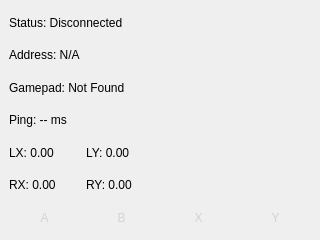
Cenzell/KSU-Storm, file driver_station.ui: the form before one commit.
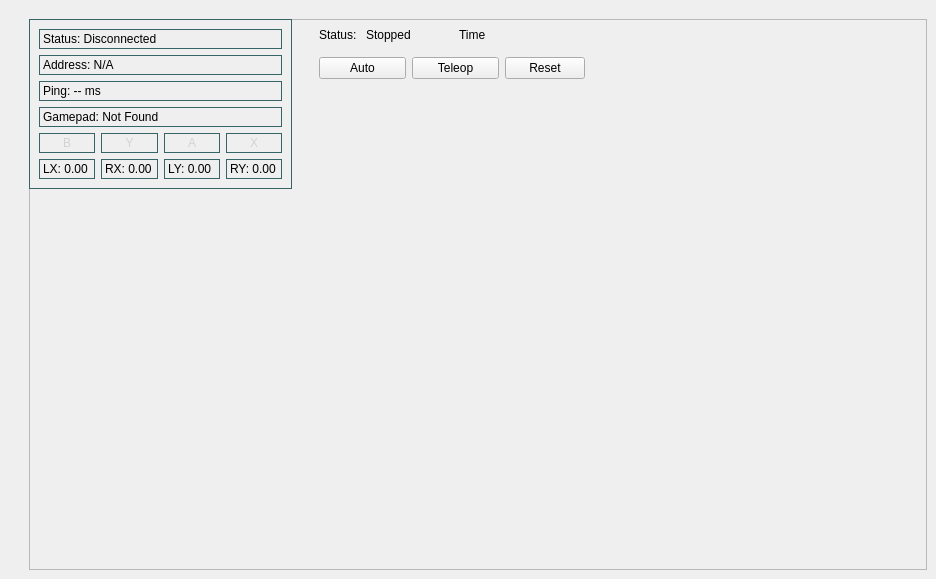
The form after the commit.

Commit message: Split communication code into seperate file + UI changes

Diff of the .ui file:
```diff
--- a/driver_station.ui
+++ b/driver_station.ui
@@ -6,8 +6,8 @@
    <rect>
     <x>0</x>
     <y>0</y>
-    <width>320</width>
-    <height>240</height>
+    <width>936</width>
+    <height>579</height>
    </rect>
   </property>
   <property name="windowTitle">
@@ -15,112 +15,244 @@
   </property>
   <widget class="QWidget" name="centralwidget">
    <layout class="QGridLayout" name="gridLayout">
-    <item row="0" column="0" colspan="2">
+    <item row="0" column="0">
+     <spacer name="verticalSpacer">
+      <property name="orientation">
+       <enum>Qt::Orientation::Vertical</enum>
+      </property>
+      <property name="sizeType">
+       <enum>QSizePolicy::Policy::Fixed</enum>
+      </property>
+      <property name="sizeHint" stdset="0">
+       <size>
+        <width>20</width>
+        <height>10</height>
+       </size>
+      </property>
+     </spacer>
+    </item>
+    <item row="1" column="0">
+     <spacer name="horizontalSpacer">
+      <property name="orientation">
+       <enum>Qt::Orientation::Horizontal</enum>
+      </property>
+      <property name="sizeType">
+       <enum>QSizePolicy::Policy::Fixed</enum>
+      </property>
+      <property name="sizeHint" stdset="0">
+       <size>
+        <width>10</width>
+        <height>20</height>
+       </size>
+      </property>
+     </spacer>
+    </item>
+    <item row="1" column="1">
+     <widget class="QFrame" name="frame">
+      <property name="styleSheet">
+       <string notr="true"/>
+      </property>
+      <property name="frameShape">
+       <enum>QFrame::Shape::StyledPanel</enum>
+      </property>
+      <property name="frameShadow">
+       <enum>QFrame::Shadow::Raised</enum>
+      </property>
+      <widget class="QFrame" name="frame_2">
+       <property name="geometry">
+        <rect>
+         <x>0</x>
+         <y>0</y>
+         <width>263</width>
+         <height>170</height>
+        </rect>
+       </property>
+       <property name="styleSheet">
+        <string notr="true">border:1px solid rgb(55, 100, 102);</string>
+       </property>
+       <property name="frameShape">
+        <enum>QFrame::Shape::StyledPanel</enum>
+       </property>
+       <property name="frameShadow">
+        <enum>QFrame::Shadow::Raised</enum>
+       </property>
+       <layout class="QGridLayout" name="gridLayout_2">
+        <item row="0" column="0">
+         <layout class="QVBoxLayout" name="verticalLayout">
+          <item>
      <widget class="QLabel" name="status_label">
       <property name="text">
        <string>Status: Disconnected</string>
       </property>
      </widget>
     </item>
-    <item row="1" column="0" colspan="2">
+          <item>
      <widget class="QLabel" name="address_label">
       <property name="text">
        <string>Address: N/A</string>
       </property>
      </widget>
     </item>
-    <item row="2" column="0" colspan="2">
-     <widget class="QLabel" name="gamepad_label">
-      <property name="text">
-       <string>Gamepad: Not Found</string>
-      </property>
-     </widget>
-    </item>
-    <item row="3" column="0" colspan="2">
+          <item>
      <widget class="QLabel" name="ping_label">
       <property name="text">
        <string>Ping: -- ms</string>
       </property>
      </widget>
     </item>
-    <item row="4" column="0">
+          <item>
+           <widget class="QLabel" name="gamepad_label">
+            <property name="text">
+             <string>Gamepad: Not Found</string>
+            </property>
+           </widget>
+          </item>
+          <item>
+           <layout class="QHBoxLayout" name="horizontalLayout">
+            <item>
+             <widget class="QLabel" name="button_b_label">
+              <property name="styleSheet">
+               <string notr="true">color: lightgray</string>
+              </property>
+              <property name="text">
+               <string>B</string>
+              </property>
+              <property name="alignment">
+               <set>Qt::AlignmentFlag::AlignCenter</set>
+              </property>
+             </widget>
+            </item>
+            <item>
+             <widget class="QLabel" name="button_y_label">
+              <property name="styleSheet">
+               <string notr="true">color: lightgray</string>
+              </property>
+              <property name="text">
+               <string>Y</string>
+              </property>
+              <property name="alignment">
+               <set>Qt::AlignmentFlag::AlignCenter</set>
+              </property>
+             </widget>
+            </item>
+            <item>
+             <widget class="QLabel" name="button_a_label">
+              <property name="styleSheet">
+               <string notr="true">color: lightgray</string>
+              </property>
+              <property name="text">
+               <string>A</string>
+              </property>
+              <property name="alignment">
+               <set>Qt::AlignmentFlag::AlignCenter</set>
+              </property>
+             </widget>
+            </item>
+            <item>
+             <widget class="QLabel" name="button_x_label">
+              <property name="styleSheet">
+               <string notr="true">color: lightgray</string>
+              </property>
+              <property name="text">
+               <string>X</string>
+              </property>
+              <property name="alignment">
+               <set>Qt::AlignmentFlag::AlignCenter</set>
+              </property>
+             </widget>
+            </item>
+           </layout>
+          </item>
+          <item>
+           <layout class="QHBoxLayout" name="horizontalLayout_2">
+            <item>
      <widget class="QLabel" name="lx_label">
       <property name="text">
        <string>LX: 0.00</string>
       </property>
      </widget>
     </item>
-    <item row="4" column="1">
-     <widget class="QLabel" name="ly_label">
-      <property name="text">
-       <string>LY: 0.00</string>
-      </property>
-     </widget>
-    </item>
-    <item row="5" column="0">
+            <item>
      <widget class="QLabel" name="rx_label">
       <property name="text">
        <string>RX: 0.00</string>
       </property>
      </widget>
     </item>
-    <item row="5" column="1">
+            <item>
+             <widget class="QLabel" name="ly_label">
+              <property name="text">
+               <string>LY: 0.00</string>
+              </property>
+             </widget>
+            </item>
+            <item>
      <widget class="QLabel" name="ry_label">
       <property name="text">
        <string>RY: 0.00</string>
       </property>
      </widget>
     </item>
-    <item row="6" column="0">
-     <widget class="QLabel" name="button_a_label">
-      <property name="styleSheet">
-       <string notr="true">color: lightgray</string>
-      </property>
+           </layout>
+          </item>
+         </layout>
+        </item>
+       </layout>
+      </widget>
+      <widget class="QWidget" name="">
+       <property name="geometry">
+        <rect>
+         <x>290</x>
+         <y>0</y>
+         <width>266</width>
+         <height>60</height>
+        </rect>
+       </property>
+       <layout class="QGridLayout" name="gridLayout_3">
+        <item row="0" column="0">
+         <widget class="QLabel" name="label">
       <property name="text">
-       <string>A</string>
-      </property>
-      <property name="alignment">
-       <set>Qt::AlignCenter</set>
-      </property>
-     </widget>
-    </item>
-    <item row="6" column="1">
-     <widget class="QLabel" name="button_b_label">
-      <property name="styleSheet">
-       <string notr="true">color: lightgray</string>
-      </property>
+           <string>Status:</string>
+          </property>
+         </widget>
+        </item>
+        <item row="0" column="1" colspan="2">
+         <widget class="QLabel" name="robot_status">
       <property name="text">
-       <string>B</string>
-      </property>
-      <property name="alignment">
-       <set>Qt::AlignCenter</set>
-      </property>
-     </widget>
-    </item>
-    <item row="6" column="2">
-     <widget class="QLabel" name="button_x_label">
-      <property name="styleSheet">
-       <string notr="true">color: lightgray</string>
-      </property>
+           <string>Stopped</string>
+          </property>
+         </widget>
+        </item>
+        <item row="0" column="3" colspan="2">
+         <widget class="QLabel" name="label_2">
+          <property name="text">
+           <string>Time</string>
+          </property>
+         </widget>
+        </item>
+        <item row="1" column="0" colspan="2">
+         <widget class="QPushButton" name="btn_auto">
       <property name="text">
-       <string>X</string>
-      </property>
-      <property name="alignment">
-       <set>Qt::AlignCenter</set>
-      </property>
-     </widget>
-    </item>
-    <item row="6" column="3">
-     <widget class="QLabel" name="button_y_label">
-      <property name="styleSheet">
-       <string notr="true">color: lightgray</string>
-      </property>
+           <string>Auto</string>
+          </property>
+         </widget>
+        </item>
+        <item row="1" column="2" colspan="2">
+         <widget class="QPushButton" name="btn_teleop">
+          <property name="text">
+           <string>Teleop</string>
+          </property>
+         </widget>
+        </item>
+        <item row="1" column="4">
+         <widget class="QPushButton" name="btn_rst">
       <property name="text">
-       <string>Y</string>
-      </property>
-      <property name="alignment">
-       <set>Qt::AlignCenter</set>
-      </property>
+           <string>Reset</string>
+          </property>
+         </widget>
+        </item>
+       </layout>
+      </widget>
      </widget>
     </item>
    </layout>
```
Lines whose indentation alone changed are shown as unchanged. The commit also changes 5 other files.
